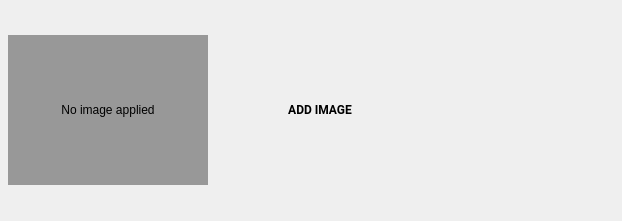
Before: the Qt Designer form android/android-emu/android/skin/qt/poster-image-well.ui in aosp-mirror/platform_external_qemu, drawn with Qt 5.
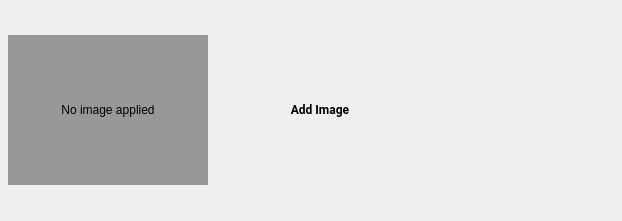
After: the same form once the commit is applied. The open tabs and pages were chosen to show the change. Icons and pictures are not drawn. Custom widgets are drawn as their Qt base class.

```diff
--- a/android/android-emu/android/skin/qt/poster-image-well.ui
+++ b/android/android-emu/android/skin/qt/poster-image-well.ui
@@ -128,7 +128,7 @@
             <string notr="true">margin: 0 3px 3px 0</string>
            </property>
            <property name="text">
-            <string>ADD IMAGE</string>
+            <string>Add Image</string>
            </property>
            <property name="flat">
             <bool>true</bool>
```
